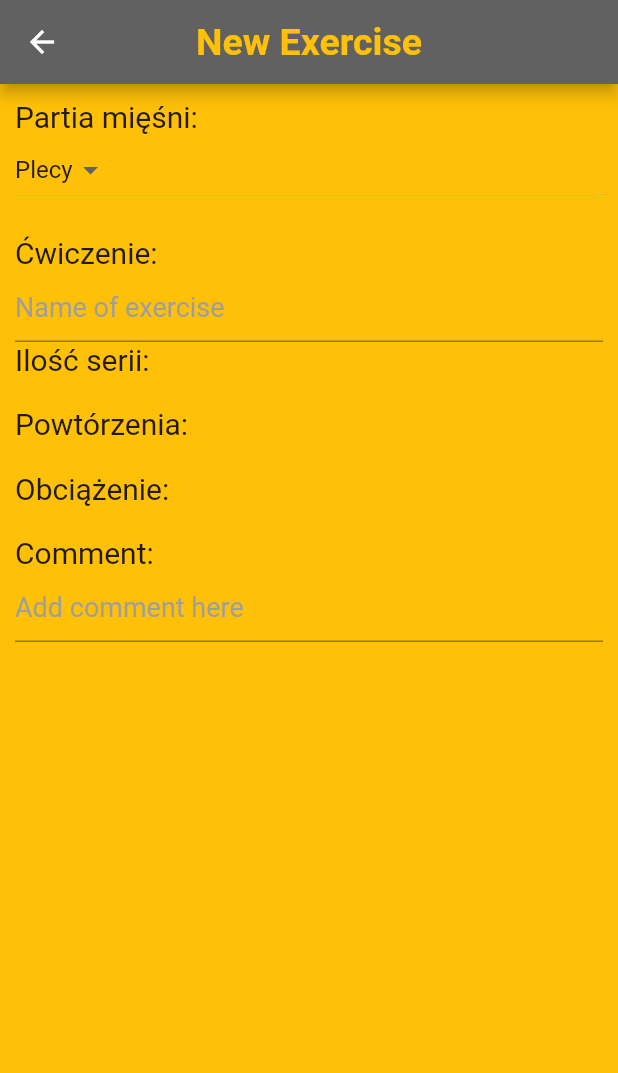
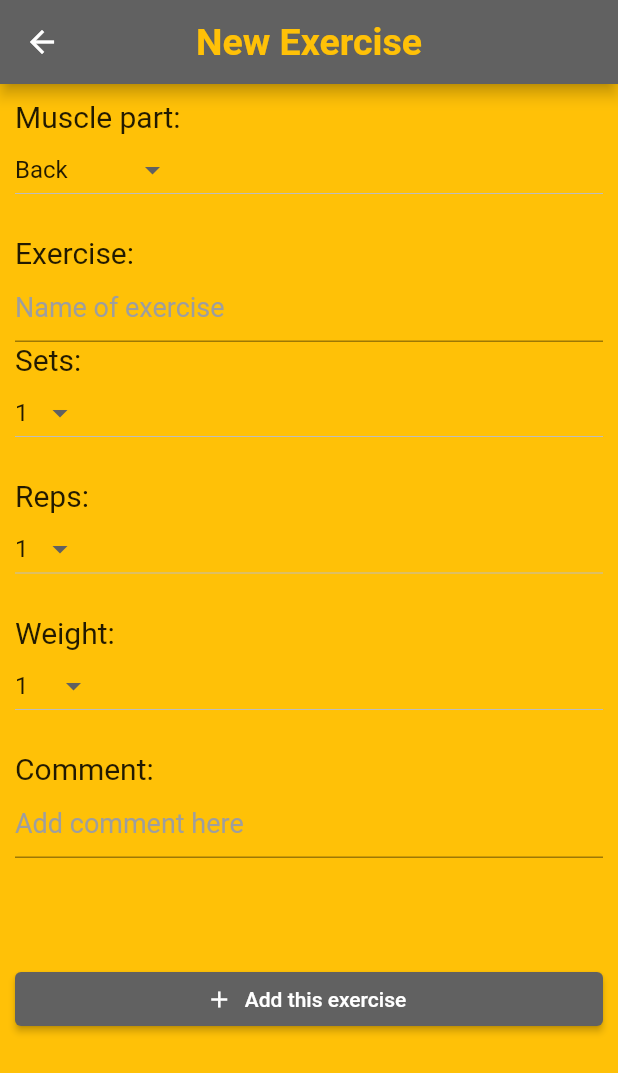
Before and after one commit to LukaszWalencik/Gym-App, a Flutter app: the NewExercise screen opened directly, on a phone screen of 412 x 824 dp. Shown: the top 1073 px of the screen. Run offline on Flutter 3.47's test engine with Material 2 defaults, Android fonts, the phone set to English and light mode, and no system bars; missing offline and left inert: dart:ffi.

Commit message:
Add list generators and button on New Exercise

```diff
--- a/lib/app/newexercise/newexercise_page.dart
+++ b/lib/app/newexercise/newexercise_page.dart
@@ -1,8 +1,10 @@
+import 'dart:ffi';
+
 import 'package:flutter/cupertino.dart';
 import 'package:flutter/material.dart';
 
 class NewExercise extends StatefulWidget {
-  NewExercise({
+  const NewExercise({
     Key? key,
   }) : super(key: key);
 
@@ -14,7 +16,10 @@ class _NewExerciseState extends State<NewExercise> {
   final exercisecontroller = TextEditingController();
   final commentcontroller = TextEditingController();
 
-  String dropdownValue = 'Plecy';
+  String musclepartlist = 'Back';
+  String setnumber = '1';
+  String repsnumber = '1';
+  String weight = '1';
 
   @override
   Widget build(BuildContext context) {
@@ -35,11 +40,11 @@ class _NewExerciseState extends State<NewExercise> {
         color: Colors.amber,
         child: Center(
           child: ListView(
-            padding: EdgeInsets.all(10),
+            padding: const EdgeInsets.all(10),
             children: [
-              const Text('Partia mięśni:', style: TextStyle(fontSize: 20)),
+              const Text('Muscle part:', style: TextStyle(fontSize: 20)),
               DropdownButton<String>(
-                value: dropdownValue,
+                value: musclepartlist,
                 // icon: const Icon(Icons.arrow_downward),
                 // iconSize: 24,
                 // elevation: 16,
@@ -48,21 +53,29 @@ class _NewExerciseState extends State<NewExercise> {
                 //   height: 2,
                 //   color: Colors.deepPurpleAccent,
                 // ),
-                onChanged: (String? newValue) {
+                onChanged: (String? pickmuscle) {
                   setState(() {
-                    dropdownValue = newValue!;
+                    musclepartlist = pickmuscle!;
                   });
                 },
-                items: <String>['Plecy', 'Two', 'Free', 'Four']
-                    .map<DropdownMenuItem<String>>((String value) {
+                items: <String>[
+                  'Legs',
+                  'Back',
+                  'Chest',
+                  'Schoulders',
+                  'Biceps',
+                  'Triceps',
+                  'Forearms',
+                  'Stomach'
+                ].map<DropdownMenuItem<String>>((String musclepart) {
                   return DropdownMenuItem<String>(
-                    value: value,
-                    child: Text(value),
+                    value: musclepart,
+                    child: Text(musclepart),
                   );
                 }).toList(),
               ),
               const SizedBox(height: 20),
-              const Text('Ćwiczenie:', style: TextStyle(fontSize: 20)),
+              const Text('Exercise:', style: TextStyle(fontSize: 20)),
               TextField(
                 style: const TextStyle(
                   fontSize: (20),
@@ -76,15 +89,87 @@ class _NewExerciseState extends State<NewExercise> {
                   ),
                 ),
               ),
-              const Text('Ilość serii:', style: TextStyle(fontSize: 20)),
+              const Text('Sets:', style: TextStyle(fontSize: 20)),
+              DropdownButton<String>(
+                value: setnumber,
+                // icon: const Icon(Icons.arrow_downward),
+                // iconSize: 24,
+                // elevation: 16,
+                // style: const TextStyle(color: Colors.deepPurple),
+                // underline: Container(
+                //   height: 2,
+                //   color: Colors.deepPurpleAccent,
+                // ),
+                onChanged: (String? picksets) {
+                  setState(() {
+                    setnumber = picksets!;
+                  });
+                },
+                items:
+                    List.generate(20, (int index) => ((index + 1)).toString())
+                        .map<DropdownMenuItem<String>>((String sets) {
+                  return DropdownMenuItem<String>(
+                    value: sets,
+                    child: Text(sets),
+                  );
+                }).toList(),
+              ),
               const SizedBox(height: 20),
-              const Text('Powtórzenia:', style: TextStyle(fontSize: 20)),
+              const Text('Reps:', style: TextStyle(fontSize: 20)),
+              DropdownButton<String>(
+                value: repsnumber,
+                // icon: const Icon(Icons.arrow_downward),
+                // iconSize: 24,
+                // elevation: 16,
+                // style: const TextStyle(color: Colors.deepPurple),
+                // underline: Container(
+                //   height: 2,
+                //   color: Colors.deepPurpleAccent,
+                // ),
+                onChanged: (String? pickreps) {
+                  setState(() {
+                    repsnumber = pickreps!;
+                  });
+                },
+                items:
+                    List.generate(20, (int index) => ((index + 1)).toString())
+                        .map<DropdownMenuItem<String>>((String reps) {
+                  return DropdownMenuItem<String>(
+                    value: reps,
+                    child: Text(reps),
+                  );
+                }).toList(),
+              ),
               const SizedBox(height: 20),
-              const Text('Obciążenie:', style: TextStyle(fontSize: 20)),
+              const Text('Weight:', style: TextStyle(fontSize: 20)),
+              DropdownButton<String>(
+                value: weight,
+                // icon: const Icon(Icons.arrow_downward),
+                // iconSize: 24,
+                // elevation: 16,
+                // style: const TextStyle(color: Colors.deepPurple),
+                // underline: Container(
+                //   height: 2,
+                //   color: Colors.deepPurpleAccent,
+                // ),
+                onChanged: (String? weightnumber) {
+                  setState(() {
+                    weight = weightnumber!;
+                  });
+                },
+                items:
+                    List.generate(200, (int index) => ((index + 1)).toString())
+                        .map<DropdownMenuItem<String>>((String weights) {
+                  return DropdownMenuItem<String>(
+                    value: weights,
+                    child: Text(weights.toString()),
+                  );
+                }).toList(),
+              ),
               const SizedBox(height: 20),
               const Text('Comment:', style: TextStyle(fontSize: 20)),
               TextField(
-                style: TextStyle(
+                style: const TextStyle(
                   fontSize: (20),
                 ),
                 controller: commentcontroller,
@@ -96,41 +181,27 @@ class _NewExerciseState extends State<NewExercise> {
                   ),
                 ),
               ),
+              SizedBox(
+                height: 70,
+              ),
+              ElevatedButton.icon(
+                onPressed: () {
+                  Navigator.of(context).push(
+                    MaterialPageRoute(
+                      builder: (_) => const NewExercise(),
+                    ),
+                  );
+                },
+                icon: const Icon(Icons.add, size: 18),
+                label: const Text("Add this exercise"),
+                style: ElevatedButton.styleFrom(
+                  primary: Colors.grey[700], // background color
+                ),
+              ),
             ],
           ),
-
-          // ElevatedButton(
-          //   style: ButtonStyle(),
-          //   onPressed: () {
-          //     Navigator.of(context).pop();
-          //   },
-          //   child: Text('Cofnij do ekranu głównego'),
-          // )
         ),
       ),
     );
   }
 }
-
-class NewExerciseTextField extends StatelessWidget {
-  const NewExerciseTextField({
-    Key? key,
-    required this.textcontroller,
-  }) : super(key: key);
-
-  final TextEditingController textcontroller;
-
-  @override
-  Widget build(BuildContext context) {
-    return TextField(
-      controller: textcontroller,
-      decoration: InputDecoration(
-        hintText: 'To jest podpowiedź',
-        hintStyle: TextStyle(
-          color: Colors.grey[500],
-          fontSize: 15,
-        ),
-      ),
-    );
-  }
-}
--- a/lib/app/newtrainingday/newtrainingday_page.dart
+++ b/lib/app/newtrainingday/newtrainingday_page.dart
@@ -45,7 +45,7 @@ class NewTrainingDay extends StatelessWidget {
                   onPressed: () {
                     Navigator.of(context).push(
                       MaterialPageRoute(
-                        builder: (_) => NewExercise(),
+                        builder: (_) => const NewExercise(),
                       ),
                     );
                   },
```
